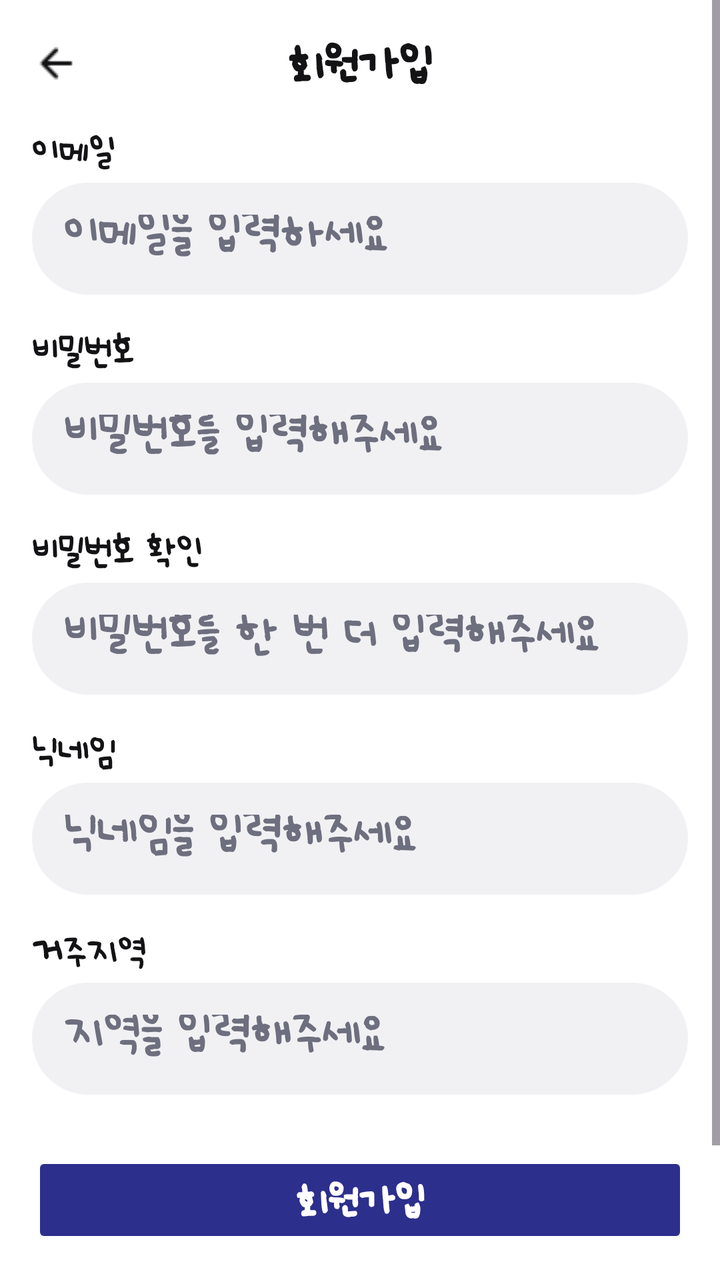
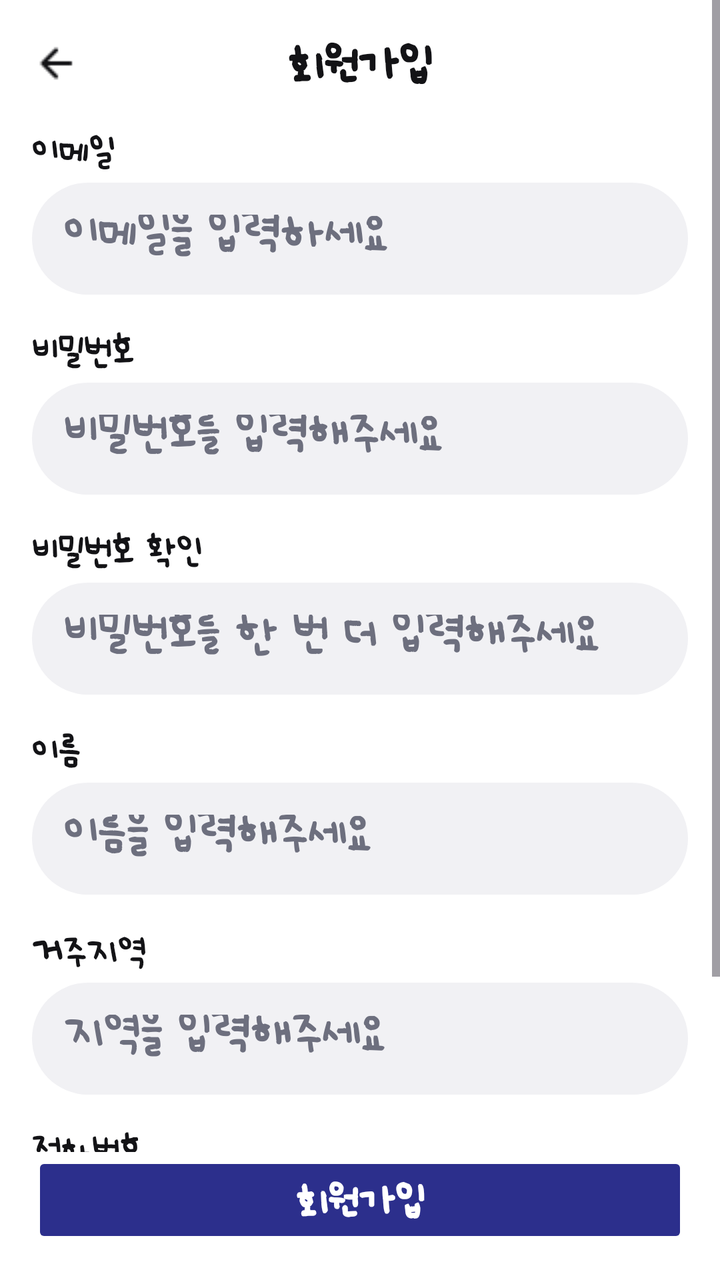

An Android layout rendered at two revisions. The XML below is the earlier revision; the diff shows what the commit changed to produce the second picture.
<!-- AndroidManifest.xml: application theme Theme.Project -->
<!-- res/layout/activity_signup.xml -->
<?xml version="1.0" encoding="utf-8"?>
<androidx.constraintlayout.widget.ConstraintLayout
    xmlns:android="http://schemas.android.com/apk/res/android"
    xmlns:app="http://schemas.android.com/apk/res-auto"
    android:id="@+id/main"
    android:layout_width="match_parent"
    android:layout_height="match_parent"
    android:background="#FFFFFF">

    
    <ScrollView
        android:id="@+id/scrollView"
        android:layout_width="0dp"
        android:layout_height="0dp"
        app:layout_constraintTop_toTopOf="parent"
        app:layout_constraintBottom_toTopOf="@+id/btnSignUp2"
        app:layout_constraintStart_toStartOf="parent"
        app:layout_constraintEnd_toEndOf="parent">

        <LinearLayout
            android:layout_width="match_parent"
            android:layout_height="wrap_content"
            android:orientation="vertical"
            android:padding="16dp">

            
            <LinearLayout
                android:layout_width="match_parent"
                android:layout_height="wrap_content"
                android:orientation="horizontal"
                android:gravity="center_vertical">

                <ImageButton
                    android:id="@+id/btnBack"
                    android:layout_width="24dp"
                    android:layout_height="24dp"
                    android:src="@drawable/ic_arrow_back"
                    android:background="?attr/selectableItemBackgroundBorderless"
                    android:tint="#131316"
                    android:contentDescription="뒤로가기" />

                <TextView
                    android:layout_width="0dp"
                    android:layout_height="wrap_content"
                    android:layout_weight="1"
                    android:gravity="center"
                    android:text="회원가입"
                    android:textColor="#131316"
                    android:textSize="18sp"
                    android:textStyle="bold" />

                <View
                    android:layout_width="24dp"
                    android:layout_height="24dp" />
            </LinearLayout>

            
            <View
                android:layout_width="match_parent"
                android:layout_height="16dp" />

            
            <TextView
                android:layout_width="match_parent"
                android:layout_height="wrap_content"
                android:text="이메일"
                android:textColor="#131316"
                android:textSize="14sp"
                android:paddingBottom="4dp" />

            <EditText
                android:id="@+id/etEmail"
                android:layout_width="match_parent"
                android:layout_height="56dp"
                android:hint="이메일을 입력하세요"
                android:textColorHint="#6D6F7E"
                android:textColor="#131316"
                android:background="@drawable/bg_rounded_gray"
                android:padding="16dp"
                android:inputType="textEmailAddress"
                android:layout_marginBottom="16dp" />

            
            <TextView
                android:layout_width="match_parent"
                android:layout_height="wrap_content"
                android:text="비밀번호"
                android:textColor="#131316"
                android:textSize="14sp"
                android:paddingBottom="4dp" />

            <EditText
                android:id="@+id/etPassword"
                android:layout_width="match_parent"
                android:layout_height="56dp"
                android:hint="비밀번호를 입력해주세요"
                android:textColorHint="#6D6F7E"
                android:textColor="#131316"
                android:background="@drawable/bg_rounded_gray"
                android:padding="16dp"
                android:inputType="textPassword"
                android:layout_marginBottom="16dp" />

            
            <TextView
                android:layout_width="match_parent"
                android:layout_height="wrap_content"
                android:text="비밀번호 확인"
                android:textColor="#131316"
                android:textSize="14sp"
                android:paddingBottom="4dp" />

            <EditText
                android:id="@+id/etPasswordConfirm"
                android:layout_width="match_parent"
                android:layout_height="56dp"
                android:hint="비밀번호를 한 번 더 입력해주세요"
                android:textColorHint="#6D6F7E"
                android:textColor="#131316"
                android:background="@drawable/bg_rounded_gray"
                android:padding="16dp"
                android:inputType="textPassword"
                android:layout_marginBottom="16dp" />

            
            <TextView
                android:layout_width="match_parent"
                android:layout_height="wrap_content"
                android:text="닉네임"
                android:textColor="#131316"
                android:textSize="14sp"
                android:paddingBottom="4dp" />

            <EditText
                android:id="@+id/etNickname"
                android:layout_width="match_parent"
                android:layout_height="56dp"
                android:hint="닉네임을 입력해주세요"
                android:textColorHint="#6D6F7E"
                android:textColor="#131316"
                android:background="@drawable/bg_rounded_gray"
                android:padding="16dp"
                android:inputType="textPersonName"
                android:layout_marginBottom="16dp" />

            
            <TextView
                android:layout_width="match_parent"
                android:layout_height="wrap_content"
                android:text="거주지역"
                android:textColor="#131316"
                android:textSize="14sp"
                android:paddingBottom="4dp" />

            <EditText
                android:id="@+id/etRegion"
                android:layout_width="match_parent"
                android:layout_height="56dp"
                android:hint="지역을 입력해주세요"
                android:textColorHint="#6D6F7E"
                android:textColor="#131316"
                android:background="@drawable/bg_rounded_gray"
                android:padding="16dp"
                android:inputType="text"
                android:layout_marginBottom="16dp" />
        </LinearLayout>
    </ScrollView>

    
    <Button
        android:id="@+id/btnSignUp2"
        android:layout_width="0dp"
        android:layout_height="48dp"
        android:text="회원가입"
        android:textColor="#FFFFFF"
        android:textSize="16sp"
        android:textStyle="bold"
        android:backgroundTint="#2C2F8C"
        android:stateListAnimator="@null"
        app:layout_constraintBottom_toBottomOf="parent"
        app:layout_constraintStart_toStartOf="parent"
        app:layout_constraintEnd_toEndOf="parent"
        android:layout_marginStart="16dp"
        android:layout_marginEnd="16dp"
        android:layout_marginBottom="16dp" />

</androidx.constraintlayout.widget.ConstraintLayout>
<!-- resources referenced by this layout -->
<resources>
  <!-- drawable bg_rounded_gray (drawable) -->
  <shape xmlns:android="http://schemas.android.com/apk/res/android" android:shape="rectangle">
      <solid android:color="#F1F1F4"/>
      <corners android:radius="28dp"/>
  </shape>
  <!-- drawable ic_arrow_back: png bitmap (drawable, 192 bytes) -->
  <style name="Theme.Project" parent="Base.Theme.Project" />
  <style name="Base.Theme.Project" parent="Theme.Material3.DayNight.NoActionBar">
          
          
          <item name="android:fontFamily">@font/uhbee_se_hyun_font</item>
          
          <item name="fontFamily">@font/uhbee_se_hyun_font</item>
      </style>
</resources>

<!-- the commit's change to res/layout/activity_signup.xml (unified diff, before → after) -->
@@ -126,7 +126,7 @@
             <TextView
                 android:layout_width="match_parent"
                 android:layout_height="wrap_content"
-                android:text="닉네임"
+                android:text="이름"
                 android:textColor="#131316"
                 android:textSize="14sp"
                 android:paddingBottom="4dp" />
@@ -135,7 +135,7 @@
                 android:id="@+id/etNickname"
                 android:layout_width="match_parent"
                 android:layout_height="56dp"
-                android:hint="닉네임을 입력해주세요"
+                android:hint="이름을 입력해주세요"
                 android:textColorHint="#6D6F7E"
                 android:textColor="#131316"
                 android:background="@drawable/bg_rounded_gray"
@@ -157,6 +157,27 @@
                 android:layout_width="match_parent"
                 android:layout_height="56dp"
                 android:hint="지역을 입력해주세요"
+                android:textColorHint="#6D6F7E"
+                android:textColor="#131316"
+                android:background="@drawable/bg_rounded_gray"
+                android:padding="16dp"
+                android:inputType="text"
+                android:layout_marginBottom="16dp" />
+
+            
+            <TextView
+                android:layout_width="match_parent"
+                android:layout_height="wrap_content"
+                android:text="전화번호"
+                android:textColor="#131316"
+                android:textSize="14sp"
+                android:paddingBottom="4dp" />
+
+            <EditText
+                android:id="@+id/etPhone"
+                android:layout_width="match_parent"
+                android:layout_height="56dp"
+                android:hint="전화번호를 입력해주세요"
                 android:textColorHint="#6D6F7E"
                 android:textColor="#131316"
                 android:background="@drawable/bg_rounded_gray"
